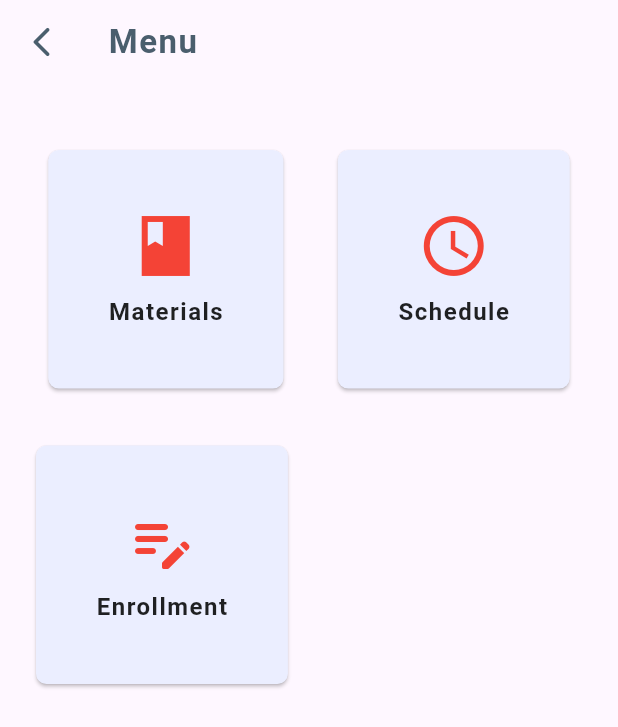
After one commit to AthithyanKannan/baps_school_app, a Flutter app: the CoOrdinatorHome screen opened directly, on a phone screen of 412 x 824 dp. The commit adds this screen. Shown: the top 727 px of the screen. Run offline on Flutter 3.47's test engine with Material 3 defaults, Android fonts, the phone set to English and light mode, and no system bars; our stand-ins replace sign_in_button.

Commit message:
HomePage for Co-Ordinator

```diff
--- /dev/null
+++ b/lib/Widgets/widgets.dart
@@ -0,0 +1,89 @@
+import 'package:flutter/material.dart';
+
+Widget textField({
+  required String hintText,
+  bool isPassword = false,
+  TextInputType keyboardType = TextInputType.text,
+}) {
+  return Padding(
+    padding: const EdgeInsets.symmetric(vertical: 8.0,horizontal: 30), // Reduced vertical padding
+    child: TextField(
+      obscureText: isPassword, // Handle password visibility
+      keyboardType: keyboardType, // Handle keyboard type
+      style: TextStyle(fontSize: 14), // Reduced font size
+      decoration: InputDecoration(
+        hintText: hintText, // Placeholder text
+        hintStyle: TextStyle(fontSize: 14), // Reduced hint font size
+        filled: true,
+        fillColor: Colors.grey[90], // Light grey background color
+        border: OutlineInputBorder(
+          borderRadius: BorderRadius.circular(8), // Slightly smaller border radius
+          borderSide: BorderSide.none, // Remove default border
+        ),
+        contentPadding: EdgeInsets.symmetric(horizontal: 16.0, vertical: 12.0), // Reduced padding
+      ),
+    ),
+  );
+}
+
+
+Widget customButton({
+  required String text,
+  required VoidCallback? onPressed,
+  Color backgroundColor = Colors.blue,
+  Color textColor = Colors.white,
+  EdgeInsetsGeometry padding = const EdgeInsets.symmetric(horizontal: 85, vertical: 12),
+  BorderRadiusGeometry borderRadius = const BorderRadius.all(Radius.circular(8)),
+  double letterSpacing = 1.0,
+}) {
+  return ElevatedButton(
+    onPressed: onPressed,
+    style: ButtonStyle(
+      backgroundColor: WidgetStatePropertyAll(backgroundColor),
+      padding: WidgetStatePropertyAll(padding),
+      shape: WidgetStatePropertyAll(
+        RoundedRectangleBorder(
+          borderRadius: borderRadius,
+        ),
+      ),
+    ),
+    child: Text(
+      text,
+      style: TextStyle(color: textColor, letterSpacing: letterSpacing),
+    ),
+  );
+}
+
+
+Widget MenuCard({required IconData icon, required String text}) {
+  return Card(
+                color: Color.fromRGBO(235, 238, 255,1),
+    shape: RoundedRectangleBorder(
+      borderRadius: BorderRadius.circular(7.0),
+    ),
+    child: Padding(
+      padding: const EdgeInsets.symmetric(horizontal: 40.0,vertical: 40),
+      child: Column(
+        mainAxisSize: MainAxisSize.min,
+        mainAxisAlignment: MainAxisAlignment.center,
+        children: [
+          Icon(
+            icon,
+            size: 48.0,
+            color: Colors.red,
+          ),
+          SizedBox(height: 8.0),
+          Text(
+            text,
+            style: TextStyle(
+              fontSize: 16.0,
+              fontWeight: FontWeight.bold,
+              color: Colors.black87,
+              letterSpacing: 1
+            ),
+          ),
+        ],
+      ),
+    ),
+  );
+}
--- /dev/null
+++ b/lib/co-ordinators/CoOrdinatorHome.dart
@@ -0,0 +1,50 @@
+import 'package:baps_school_app/Widgets/widgets.dart';
+import 'package:baps_school_app/colors.dart';
+import 'package:flutter/material.dart';
+
+class CoOrdinatorHome extends StatefulWidget {
+  const CoOrdinatorHome({super.key});
+
+  @override
+  State<CoOrdinatorHome> createState() => _CoOrdinatorHomeState();
+}
+
+class _CoOrdinatorHomeState extends State<CoOrdinatorHome> {
+  @override
+  Widget build(BuildContext context) {
+    return Scaffold(
+      appBar: AppBar(
+        leading: Icon(Icons.arrow_back_ios_rounded,color: titleColor,),
+        title: Text(
+          "Menu",
+          style: TextStyle(
+            fontWeight: FontWeight.bold,
+            letterSpacing: 1,
+            color: titleColor
+          ),
+          ),
+      ),
+      body: Column(
+        children: [
+          SizedBox(height: 40,),
+          Row(
+            mainAxisAlignment: MainAxisAlignment.spaceEvenly,
+            children: [
+              MenuCard(icon: Icons.book_sharp, text: "Materials"),
+              MenuCard(icon: Icons.schedule, text: "Schedule"),
+            ],
+          ),
+          SizedBox(height: 30,),
+          Padding(
+            padding: const EdgeInsets.symmetric(horizontal: 20.0),
+            child: Row(
+              children: [
+                MenuCard(icon: Icons.edit_note_rounded, text: "Enrollment"),
+              ],
+            ),
+          ),
+        ],
+      ),
+    );
+  }
+}
--- a/lib/colors.dart
+++ b/lib/colors.dart
@@ -2,3 +2,4 @@ import 'package:flutter/material.dart';
 
 Color backgroundColor = Colors.white;
 Color buttonColor = Color.fromRGBO(40, 66, 196, 1);
+Color titleColor = Color.fromRGBO(74, 94, 109, 1);
--- a/lib/main.dart
+++ b/lib/main.dart
@@ -4,9 +4,6 @@ import 'package:flutter/material.dart';
 void main() {
   runApp(const MyApp());
 }
-
-
-
 
 class MyApp extends StatefulWidget {
   const MyApp({super.key});
--- a/pubspec.yaml
+++ b/pubspec.yaml
@@ -34,6 +34,7 @@ dependencies:
   # The following adds the Cupertino Icons font to your application.
   # Use with the CupertinoIcons class for iOS style icons.
   cupertino_icons: ^1.0.8
+  sign_in_button: ^3.2.0
 
 dev_dependencies:
   flutter_test:
```
Also changed, not shown: lib/Welcome.dart (+10 -18 lines), lib/login.dart (+118 -1 lines), pubspec.lock.
